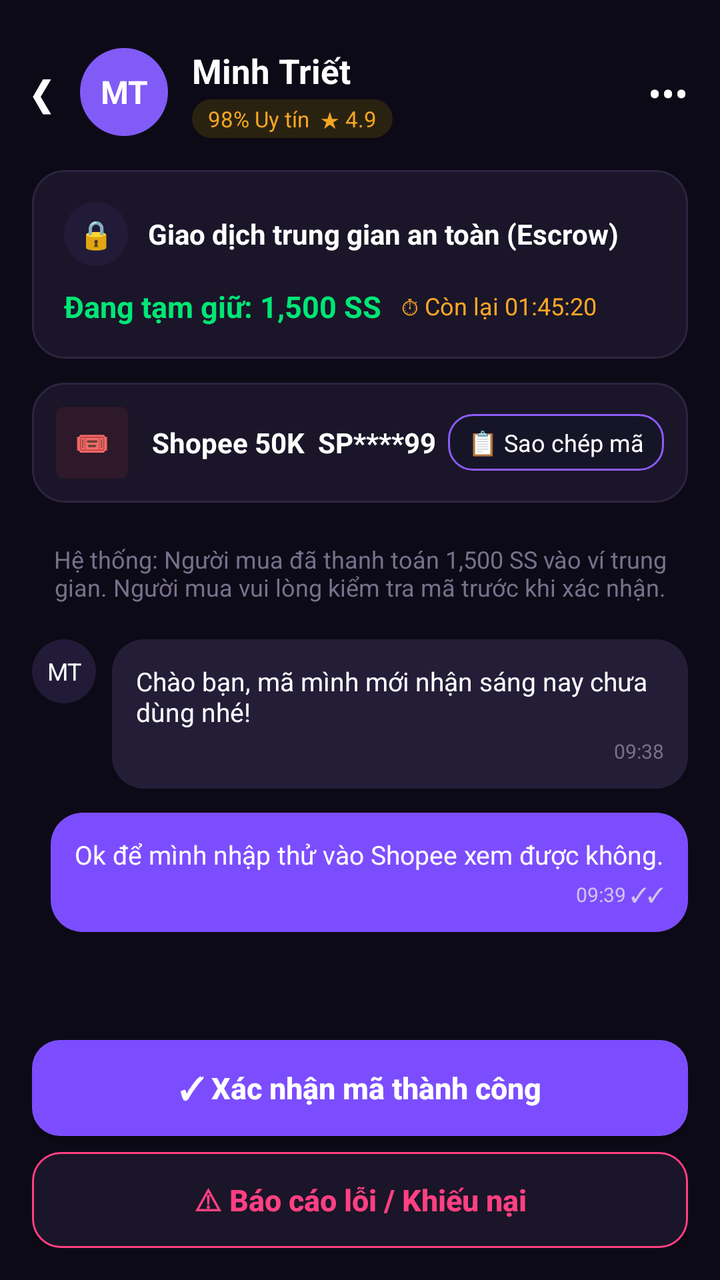
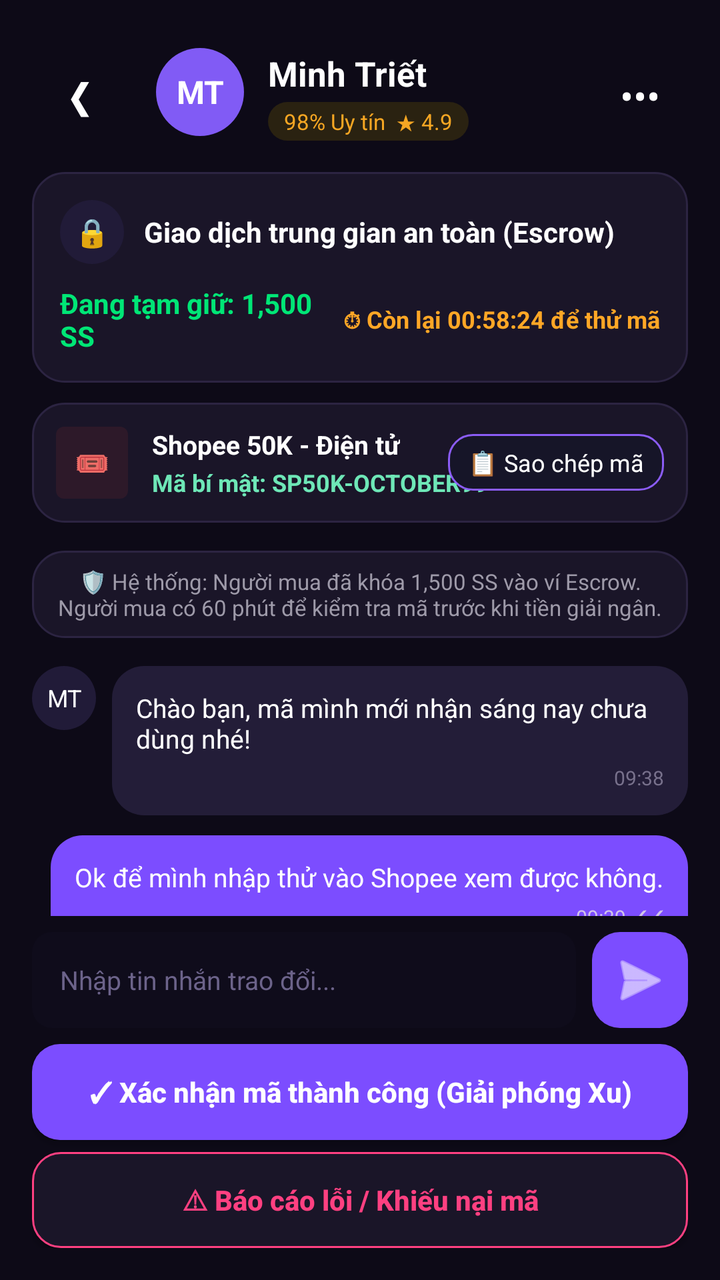

An Android layout rendered at two revisions. The XML below is the earlier revision; the diff shows what the commit changed to produce the second picture.
<!-- AndroidManifest.xml: application theme Theme.SSharing -->
<!-- res/layout/activity_escrow_chat.xml -->
<?xml version="1.0" encoding="utf-8"?>
<RelativeLayout xmlns:android="http://schemas.android.com/apk/res/android"
    android:layout_width="match_parent"
    android:layout_height="match_parent"
    android:background="#0D0A17"
    android:padding="16dp">

    
    <RelativeLayout
        android:id="@+id/layoutHeader"
        android:layout_width="match_parent"
        android:layout_height="wrap_content"
        android:layout_marginTop="8dp">

        <TextView
            android:id="@+id/btnBack"
            android:layout_width="wrap_content"
            android:layout_height="wrap_content"
            android:layout_centerVertical="true"
            android:text="❮"
            android:textColor="#FFFFFF"
            android:textSize="20sp" />

        <TextView
            android:id="@+id/tvAvatarUser"
            android:layout_width="44dp"
            android:layout_height="44dp"
            android:layout_marginStart="14dp"
            android:layout_toEndOf="@id/btnBack"
            android:background="@drawable/bg_circle_purple"
            android:gravity="center"
            android:text="MT"
            android:textColor="#FFFFFF"
            android:textSize="16sp"
            android:textStyle="bold" />

        <LinearLayout
            android:layout_width="wrap_content"
            android:layout_height="wrap_content"
            android:layout_centerVertical="true"
            android:layout_marginStart="12dp"
            android:layout_toEndOf="@id/tvAvatarUser"
            android:orientation="vertical">

            <TextView
                android:layout_width="wrap_content"
                android:layout_height="wrap_content"
                android:text="Minh Triết"
                android:textColor="#FFFFFF"
                android:textSize="17sp"
                android:textStyle="bold" />

            <TextView
                android:layout_width="wrap_content"
                android:layout_height="wrap_content"
                android:layout_marginTop="3dp"
                android:background="@drawable/bg_chip_gold_dark"
                android:paddingHorizontal="8dp"
                android:paddingVertical="2dp"
                android:text="98% Uy tín  ★ 4.9"
                android:textColor="#F5A623"
                android:textSize="11sp" />
        </LinearLayout>

        <TextView
            android:layout_width="wrap_content"
            android:layout_height="wrap_content"
            android:layout_alignParentEnd="true"
            android:layout_centerVertical="true"
            android:text="•••"
            android:textColor="#FFFFFF"
            android:textSize="20sp" />
    </RelativeLayout>

    
    <LinearLayout
        android:id="@+id/cardEscrowStatus"
        android:layout_width="match_parent"
        android:layout_height="wrap_content"
        android:layout_below="@id/layoutHeader"
        android:layout_marginTop="16dp"
        android:background="@drawable/bg_card_dark"
        android:orientation="vertical"
        android:padding="16dp">

        <LinearLayout
            android:layout_width="match_parent"
            android:layout_height="wrap_content"
            android:gravity="center_vertical"
            android:orientation="horizontal">

            <TextView
                android:layout_width="32dp"
                android:layout_height="32dp"
                android:background="@drawable/bg_circle_dark_purple"
                android:gravity="center"
                android:text="🔒"
                android:textSize="14sp" />

            <TextView
                android:layout_width="wrap_content"
                android:layout_height="wrap_content"
                android:layout_marginStart="10dp"
                android:text="Giao dịch trung gian an toàn (Escrow)"
                android:textColor="#FFFFFF"
                android:textSize="14sp"
                android:textStyle="bold" />
        </LinearLayout>

        <LinearLayout
            android:layout_width="match_parent"
            android:layout_height="wrap_content"
            android:layout_marginTop="10dp"
            android:gravity="center_vertical"
            android:orientation="horizontal">

            <TextView
                android:layout_width="wrap_content"
                android:layout_height="wrap_content"
                android:text="Đang tạm giữ: 1,500 SS"
                android:textColor="#00E676"
                android:textSize="15sp"
                android:textStyle="bold" />

            <TextView
                android:layout_width="wrap_content"
                android:layout_height="wrap_content"
                android:layout_marginStart="10dp"
                android:text="⏱ Còn lại 01:45:20"
                android:textColor="#FFA726"
                android:textSize="12sp" />
        </LinearLayout>
    </LinearLayout>

    
    <RelativeLayout
        android:id="@+id/cardVoucherInfo"
        android:layout_width="match_parent"
        android:layout_height="wrap_content"
        android:layout_below="@id/cardEscrowStatus"
        android:layout_marginTop="12dp"
        android:background="@drawable/bg_card_dark"
        android:padding="12dp">

        <TextView
            android:id="@+id/icVoucher"
            android:layout_width="36dp"
            android:layout_height="36dp"
            android:background="@drawable/bg_badge_pink"
            android:gravity="center"
            android:text="🎟" />

        <TextView
            android:id="@+id/tvVoucherTitle"
            android:layout_width="wrap_content"
            android:layout_height="wrap_content"
            android:layout_centerVertical="true"
            android:layout_marginStart="12dp"
            android:layout_toEndOf="@id/icVoucher"
            android:text="Shopee 50K  SP****99"
            android:textColor="#FFFFFF"
            android:textSize="14sp"
            android:textStyle="bold" />

        <TextView
            android:layout_width="wrap_content"
            android:layout_height="wrap_content"
            android:layout_alignParentEnd="true"
            android:layout_centerVertical="true"
            android:background="@drawable/bg_outline_button"
            android:paddingHorizontal="10dp"
            android:paddingVertical="6dp"
            android:text="📋 Sao chép mã"
            android:textColor="#FFFFFF"
            android:textSize="12sp" />
    </RelativeLayout>

    
    <ScrollView
        android:layout_width="match_parent"
        android:layout_height="match_parent"
        android:layout_above="@id/layoutBottomAction"
        android:layout_below="@id/cardVoucherInfo"
        android:layout_marginVertical="12dp">

        <LinearLayout
            android:layout_width="match_parent"
            android:layout_height="wrap_content"
            android:orientation="vertical">

            <TextView
                android:layout_width="match_parent"
                android:layout_height="wrap_content"
                android:layout_marginVertical="8dp"
                android:gravity="center"
                android:text="Hệ thống: Người mua đã thanh toán 1,500 SS vào ví trung gian. Người mua vui lòng kiểm tra mã trước khi xác nhận."
                android:textColor="#78718C"
                android:textSize="12sp" />

            
            <LinearLayout
                android:layout_width="wrap_content"
                android:layout_height="wrap_content"
                android:layout_marginTop="10dp"
                android:orientation="horizontal">

                <TextView
                    android:layout_width="32dp"
                    android:layout_height="32dp"
                    android:background="@drawable/bg_circle_dark_purple"
                    android:gravity="center"
                    android:text="MT"
                    android:textColor="#FFFFFF"
                    android:textSize="12sp" />

                <LinearLayout
                    android:layout_width="wrap_content"
                    android:layout_height="wrap_content"
                    android:layout_marginStart="8dp"
                    android:background="@drawable/bg_bubble_seller"
                    android:maxWidth="260dp"
                    android:orientation="vertical"
                    android:padding="12dp">

                    <TextView
                        android:layout_width="wrap_content"
                        android:layout_height="wrap_content"
                        android:text="Chào bạn, mã mình mới nhận sáng nay chưa dùng nhé!"
                        android:textColor="#FFFFFF"
                        android:textSize="13sp" />

                    <TextView
                        android:layout_width="wrap_content"
                        android:layout_height="wrap_content"
                        android:layout_gravity="end"
                        android:layout_marginTop="4dp"
                        android:text="09:38"
                        android:textColor="#78718C"
                        android:textSize="10sp" />
                </LinearLayout>
            </LinearLayout>

            
            <LinearLayout
                android:layout_width="wrap_content"
                android:layout_height="wrap_content"
                android:layout_gravity="end"
                android:layout_marginTop="12dp"
                android:background="@drawable/bg_bubble_buyer"
                android:maxWidth="260dp"
                android:orientation="vertical"
                android:padding="12dp">

                <TextView
                    android:layout_width="wrap_content"
                    android:layout_height="wrap_content"
                    android:text="Ok để mình nhập thử vào Shopee xem được không."
                    android:textColor="#FFFFFF"
                    android:textSize="13sp" />

                <TextView
                    android:layout_width="wrap_content"
                    android:layout_height="wrap_content"
                    android:layout_gravity="end"
                    android:layout_marginTop="4dp"
                    android:text="09:39 ✓✓"
                    android:textColor="#D1C4E9"
                    android:textSize="10sp" />
            </LinearLayout>
        </LinearLayout>
    </ScrollView>

    
    <LinearLayout
        android:id="@+id/layoutBottomAction"
        android:layout_width="match_parent"
        android:layout_height="wrap_content"
        android:layout_alignParentBottom="true"
        android:orientation="vertical">

        <androidx.appcompat.widget.AppCompatButton
            android:id="@+id/btnConfirmEscrow"
            android:layout_width="match_parent"
            android:layout_height="48dp"
            android:background="@drawable/bg_btn_purple"
            android:text="✓ Xác nhận mã thành công"
            android:textAllCaps="false"
            android:textColor="#FFFFFF"
            android:textSize="15sp"
            android:textStyle="bold" />

        <androidx.appcompat.widget.AppCompatButton
            android:id="@+id/btnReportEscrow"
            android:layout_width="match_parent"
            android:layout_height="48dp"
            android:layout_marginTop="8dp"
            android:background="@drawable/bg_btn_outline_pink"
            android:text="⚠ Báo cáo lỗi / Khiếu nại"
            android:textAllCaps="false"
            android:textColor="#FF4081"
            android:textSize="15sp"
            android:textStyle="bold" />
    </LinearLayout>
</RelativeLayout>
<!-- resources referenced by this layout -->
<resources>
  <!-- drawable bg_badge_pink (drawable) -->
  <shape xmlns:android="http://schemas.android.com/apk/res/android">
      <solid android:color="#2D1929" />
      <corners android:radius="4dp" />
  </shape>
  <!-- drawable bg_btn_outline_pink (drawable) -->
  <?xml version="1.0" encoding="utf-8"?>
  <shape xmlns:android="http://schemas.android.com/apk/res/android">
      <solid android:color="#1A1528" />
      <corners android:radius="14dp" />
      <stroke android:width="1dp" android:color="#FF4081" />
  </shape>
  <!-- drawable bg_btn_purple (drawable) -->
  <?xml version="1.0" encoding="utf-8"?>
  <shape xmlns:android="http://schemas.android.com/apk/res/android">
      <solid android:color="#7C4DFF" />
      <corners android:radius="14dp" />
  </shape>
  <!-- drawable bg_bubble_buyer (drawable) -->
  <?xml version="1.0" encoding="utf-8"?>
  <shape xmlns:android="http://schemas.android.com/apk/res/android">
      <solid android:color="#7C4DFF" />
      <corners android:radius="16dp" />
  </shape>
  <!-- drawable bg_bubble_seller (drawable) -->
  <?xml version="1.0" encoding="utf-8"?>
  <shape xmlns:android="http://schemas.android.com/apk/res/android">
      <solid android:color="#231D38" />
      <corners android:radius="16dp" />
  </shape>
  <!-- drawable bg_card_dark (drawable) -->
  <?xml version="1.0" encoding="utf-8"?>
  <shape xmlns:android="http://schemas.android.com/apk/res/android">
      <solid android:color="#1A1528" />
      <corners android:radius="16dp" />
      <stroke android:width="1dp" android:color="#2C2442" />
  </shape>
  <!-- drawable bg_chip_gold_dark (drawable) -->
  <?xml version="1.0" encoding="utf-8"?>
  <shape xmlns:android="http://schemas.android.com/apk/res/android">
      <solid android:color="#2A2211" />
      <corners android:radius="12dp" />
  </shape>
  <!-- drawable bg_circle_dark_purple (drawable) -->
  <?xml version="1.0" encoding="utf-8"?>
  <shape xmlns:android="http://schemas.android.com/apk/res/android" android:shape="oval">
      <solid android:color="#211B38" />
  </shape>
  <!-- drawable bg_circle_purple (drawable) -->
  <shape xmlns:android="http://schemas.android.com/apk/res/android" android:shape="oval">
      <solid android:color="#815BF5" />
  </shape>
  <!-- drawable bg_outline_button (drawable) -->
  <?xml version="1.0" encoding="utf-8"?>
  <shape xmlns:android="http://schemas.android.com/apk/res/android">
      <solid android:color="#161528" />
      <stroke android:width="1dp" android:color="@color/purple_primary" />
      <corners android:radius="12dp" />
  </shape>
  <style name="Theme.SSharing" parent="Base.Theme.SSharing" />
  <color name="purple_primary">#8B5CF6</color>
  <style name="Base.Theme.SSharing" parent="Theme.Material3.DayNight.NoActionBar">
          
          
      </style>
</resources>

<!-- the commit's change to res/layout/activity_escrow_chat.xml (unified diff, before → after) -->
@@ -1,5 +1,6 @@
 <?xml version="1.0" encoding="utf-8"?>
 <RelativeLayout xmlns:android="http://schemas.android.com/apk/res/android"
+    xmlns:app="http://schemas.android.com/apk/res-auto"
     android:layout_width="match_parent"
     android:layout_height="match_parent"
     android:background="#0D0A17"
@@ -17,6 +18,13 @@
             android:layout_width="wrap_content"
             android:layout_height="wrap_content"
             android:layout_centerVertical="true"
+            android:minWidth="48dp"
+            android:minHeight="48dp"
+            android:gravity="center"
+            android:clickable="true"
+            android:focusable="true"
+            android:contentDescription="Quay lại"
+            android:padding="4dp"
             android:text="❮"
             android:textColor="#FFFFFF"
             android:textSize="20sp" />
@@ -43,6 +51,7 @@
             android:orientation="vertical">
 
             <TextView
+                android:id="@+id/tv_partner_name"
                 android:layout_width="wrap_content"
                 android:layout_height="wrap_content"
                 android:text="Minh Triết"
@@ -51,6 +60,7 @@
                 android:textStyle="bold" />
 
             <TextView
+                android:id="@+id/tv_partner_trust"
                 android:layout_width="wrap_content"
                 android:layout_height="wrap_content"
                 android:layout_marginTop="3dp"
@@ -63,10 +73,18 @@
         </LinearLayout>
 
         <TextView
+            android:id="@+id/btnMoreOptions"
             android:layout_width="wrap_content"
             android:layout_height="wrap_content"
             android:layout_alignParentEnd="true"
             android:layout_centerVertical="true"
+            android:minWidth="48dp"
+            android:minHeight="48dp"
+            android:gravity="center"
+            android:clickable="true"
+            android:focusable="true"
+            android:contentDescription="Tùy chọn khác"
+            android:padding="4dp"
             android:text="•••"
             android:textColor="#FFFFFF"
             android:textSize="20sp" />
@@ -78,10 +96,10 @@
         android:layout_width="match_parent"
         android:layout_height="wrap_content"
         android:layout_below="@id/layoutHeader"
-        android:layout_marginTop="16dp"
+        android:layout_marginTop="14dp"
         android:background="@drawable/bg_card_dark"
         android:orientation="vertical"
-        android:padding="16dp">
+        android:padding="14dp">
 
         <LinearLayout
             android:layout_width="match_parent"
@@ -115,20 +133,23 @@
             android:orientation="horizontal">
 
             <TextView
-                android:layout_width="wrap_content"
-                android:layout_height="wrap_content"
+                android:id="@+id/tv_escrow_holding_amount"
+                android:layout_width="0dp"
+                android:layout_height="wrap_content"
+                android:layout_weight="1"
                 android:text="Đang tạm giữ: 1,500 SS"
                 android:textColor="#00E676"
-                android:textSize="15sp"
-                android:textStyle="bold" />
-
-            <TextView
-                android:layout_width="wrap_content"
-                android:layout_height="wrap_content"
-                android:layout_marginStart="10dp"
-                android:text="⏱ Còn lại 01:45:20"
+                android:textSize="14sp"
+                android:textStyle="bold" />
+
+            <TextView
+                android:id="@+id/tv_escrow_countdown_timer"
+                android:layout_width="wrap_content"
+                android:layout_height="wrap_content"
+                android:text="⏱ Còn lại 00:58:24 để thử mã"
                 android:textColor="#FFA726"
-                android:textSize="12sp" />
+                android:textSize="12sp"
+                android:textStyle="bold" />
         </LinearLayout>
     </LinearLayout>
 
@@ -138,7 +159,7 @@
         android:layout_width="match_parent"
         android:layout_height="wrap_content"
         android:layout_below="@id/cardEscrowStatus"
-        android:layout_marginTop="12dp"
+        android:layout_marginTop="10dp"
         android:background="@drawable/bg_card_dark"
         android:padding="12dp">
 
@@ -150,19 +171,36 @@
             android:gravity="center"
             android:text="🎟" />
 
-        <TextView
-            android:id="@+id/tvVoucherTitle"
+        <LinearLayout
             android:layout_width="wrap_content"
             android:layout_height="wrap_content"
             android:layout_centerVertical="true"
             android:layout_marginStart="12dp"
             android:layout_toEndOf="@id/icVoucher"
-            android:text="Shopee 50K  SP****99"
-            android:textColor="#FFFFFF"
-            android:textSize="14sp"
-            android:textStyle="bold" />
-
-        <TextView
+            android:orientation="vertical">
+
+            <TextView
+                android:id="@+id/tvVoucherTitle"
+                android:layout_width="wrap_content"
+                android:layout_height="wrap_content"
+                android:text="Shopee 50K - Điện tử"
+                android:textColor="#FFFFFF"
+                android:textSize="13sp"
+                android:textStyle="bold" />
+
+            <TextView
+                android:id="@+id/tvSecretCodeDisplay"
+                android:layout_width="wrap_content"
+                android:layout_height="wrap_content"
+                android:layout_marginTop="2dp"
+                android:text="Mã bí mật: SP50K-OCTOBER99"
+                android:textColor="#6EE7B7"
+                android:textSize="12sp"
+                android:textStyle="bold" />
+        </LinearLayout>
+
+        <TextView
+            android:id="@+id/btnCopyVoucherCode"
             android:layout_width="wrap_content"
             android:layout_height="wrap_content"
             android:layout_alignParentEnd="true"
@@ -177,11 +215,13 @@
 
     
     <ScrollView
+        android:id="@+id/scrollChatArea"
         android:layout_width="match_parent"
         android:layout_height="match_parent"
-        android:layout_above="@id/layoutBottomAction"
+        android:layout_above="@id/layoutBottomContainer"
         android:layout_below="@id/cardVoucherInfo"
-        android:layout_marginVertical="12dp">
+        android:layout_marginVertical="8dp"
+        android:scrollbars="none">
 
         <LinearLayout
             android:layout_width="match_parent"
@@ -189,19 +229,22 @@
             android:orientation="vertical">
 
             <TextView
+                android:id="@+id/tvSystemNotice"
                 android:layout_width="match_parent"
                 android:layout_height="wrap_content"
-                android:layout_marginVertical="8dp"
+                android:layout_marginVertical="6dp"
+                android:background="@drawable/bg_card_dark"
                 android:gravity="center"
-                android:text="Hệ thống: Người mua đã thanh toán 1,500 SS vào ví trung gian. Người mua vui lòng kiểm tra mã trước khi xác nhận."
-                android:textColor="#78718C"
-                android:textSize="12sp" />
+                android:padding="8dp"
+                android:text="🛡️ Hệ thống: Người mua đã khóa 1,500 SS vào ví Escrow. Người mua có 60 phút để kiểm tra mã trước khi tiền giải ngân."
+                android:textColor="#9E9AA9"
+                android:textSize="11sp" />
 
             
             <LinearLayout
                 android:layout_width="wrap_content"
                 android:layout_height="wrap_content"
-                android:layout_marginTop="10dp"
+                android:layout_marginTop="8dp"
                 android:orientation="horizontal">
 
                 <TextView
@@ -245,7 +288,7 @@
                 android:layout_width="wrap_content"
                 android:layout_height="wrap_content"
                 android:layout_gravity="end"
-                android:layout_marginTop="12dp"
+                android:layout_marginTop="10dp"
                 android:background="@drawable/bg_bubble_buyer"
                 android:maxWidth="260dp"
                 android:orientation="vertical"
@@ -272,33 +315,68 @@
 
     
     <LinearLayout
-        android:id="@+id/layoutBottomAction"
+        android:id="@+id/layoutBottomContainer"
         android:layout_width="match_parent"
         android:layout_height="wrap_content"
         android:layout_alignParentBottom="true"
         android:orientation="vertical">
 
+        
+        <LinearLayout
+            android:id="@+id/layoutChatInputBar"
+            android:layout_width="match_parent"
+            android:layout_height="wrap_content"
+            android:layout_marginBottom="8dp"
+            android:gravity="center_vertical"
+            android:orientation="horizontal">
+
+            <EditText
+                android:id="@+id/et_chat_input"
+                android:layout_width="0dp"
+                android:layout_height="48dp"
+                android:layout_weight="1"
+                android:background="@drawable/bg_input_field"
+                android:hint="Nhập tin nhắn trao đổi..."
+                android:inputType="textShortMessage"
+                android:importantForAutofill="no"
+                android:paddingHorizontal="14dp"
+                android:textColor="#FFFFFF"
+                android:textColorHint="#6C638A"
+                android:textSize="13sp" />
+
+            <ImageButton
+                android:id="@+id/btn_send_chat"
+                android:layout_width="48dp"
+                android:layout_height="48dp"
+                android:layout_marginStart="8dp"
+                android:background="@drawable/bg_btn_purple"
+                android:contentDescription="Gửi tin nhắn"
+                android:src="@android:drawable/ic_menu_send"
+                app:tint="#FFFFFF" />
+        </LinearLayout>
+
+        
         <androidx.appcompat.widget.AppCompatButton
             android:id="@+id/btnConfirmEscrow"
             android:layout_width="match_parent"
             android:layout_height="48dp"
             android:background="@drawable/bg_btn_purple"
-            android:text="✓ Xác nhận mã thành công"
+            android:text="✓ Xác nhận mã thành công (Giải phóng Xu)"
             android:textAllCaps="false"
             android:textColor="#FFFFFF"
-            android:textSize="15sp"
+            android:textSize="14sp"
             android:textStyle="bold" />
 
         <androidx.appcompat.widget.AppCompatButton
             android:id="@+id/btnReportEscrow"
             android:layout_width="match_parent"
             android:layout_height="48dp"
-            android:layout_marginTop="8dp"
+            android:layout_marginTop="6dp"
             android:background="@drawable/bg_btn_outline_pink"
-            android:text="⚠ Báo cáo lỗi / Khiếu nại"
+            android:text="⚠ Báo cáo lỗi / Khiếu nại mã"
             android:textAllCaps="false"
             android:textColor="#FF4081"
-            android:textSize="15sp"
+            android:textSize="14sp"
             android:textStyle="bold" />
     </LinearLayout>
 </RelativeLayout>
<!-- resource entries referenced after the edit -->
@@ -52,6 +52,12 @@
   <shape xmlns:android="http://schemas.android.com/apk/res/android" android:shape="oval">
       <solid android:color="#815BF5" />
   </shape>
+  <!-- drawable bg_input_field (drawable) -->
+  <?xml version="1.0" encoding="utf-8"?>
+  <shape xmlns:android="http://schemas.android.com/apk/res/android">
+      <solid android:color="#0F0C1B" />
+      <corners android:radius="10dp" />
+  </shape>
   <!-- drawable bg_outline_button (drawable) -->
   <?xml version="1.0" encoding="utf-8"?>
   <shape xmlns:android="http://schemas.android.com/apk/res/android">
